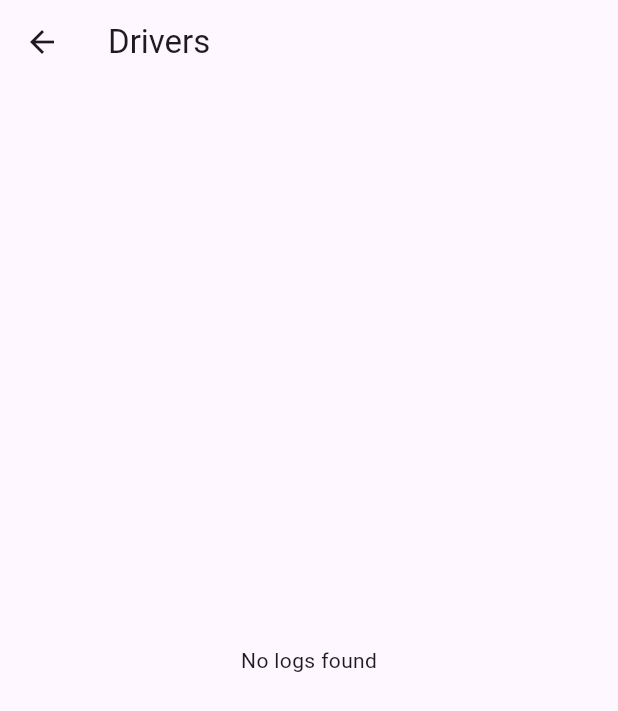
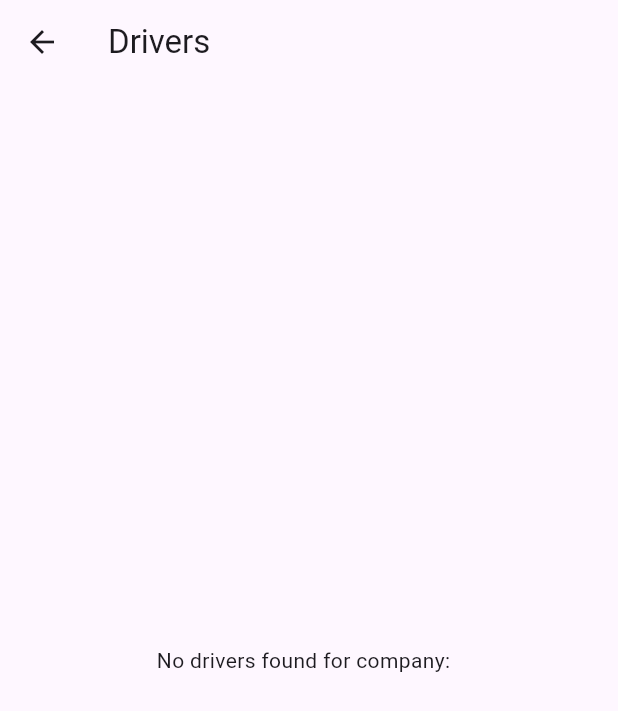
Before and after one commit to mfortelnyy/truckproFlutter, a Flutter app: the DriversView screen opened directly with empty values, on a phone screen of 412 x 824 dp. Shown: the top 711 px of the screen. Run offline on Flutter 3.47's test engine with Material 3 defaults, Android fonts, the phone set to English and light mode, and no system bars.

Commit message:
Improve error handling

```diff
--- a/truckpro/lib/views/drivers_view.dart
+++ b/truckpro/lib/views/drivers_view.dart
@@ -6,8 +6,9 @@ import 'logs_view.dart';
 class DriversView extends StatelessWidget {
   final AdminApiService adminService;
   final Future<List<User>> driversFuture;
+  final String? companyName;
 
-  const DriversView({super.key, required this.adminService, required this.driversFuture});
+  const DriversView({super.key, required this.adminService, required this.driversFuture, required this.companyName});
 
   @override
   Widget build(BuildContext context) {
@@ -21,7 +22,7 @@ class DriversView extends StatelessWidget {
           } else if (snapshot.hasError) {
             return Center(child: Text('Error: ${snapshot.error}'));
           } else if (!snapshot.hasData || snapshot.data!.isEmpty) {
-            return const Center(child: Text('No logs found'));
+            return Center(child: Text('No drivers found for company:  $companyName'));
           } else {
             final drivers = snapshot.data!;
             return ListView.builder(
```
